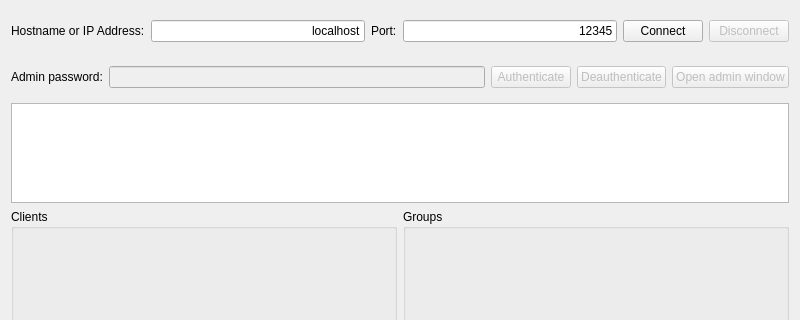
zdeljkic/vuzdar-chat, file VuzdarChat/application.ui: the form before one commit; both pictures show x 0 to 800 and y 0 to 320 of the 800 by 600 pixel window.
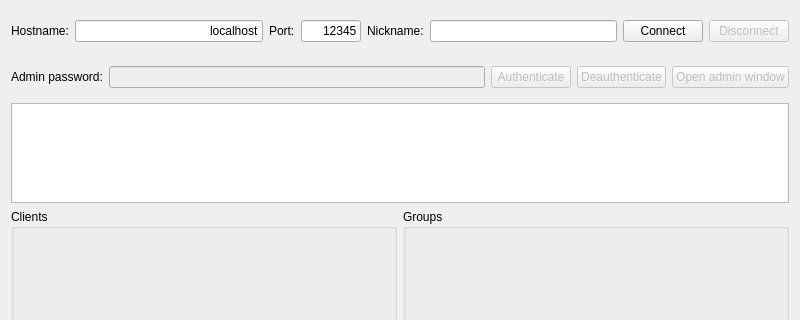
The form after the commit.

Commit message: added chopBuffer to VuzdarPacket class, implemented part of the protocol in VuzdarChat, various minor fixes and additions

```diff
--- a/VuzdarChat/application.ui
+++ b/VuzdarChat/application.ui
@@ -53,12 +53,18 @@
          </size>
         </property>
         <property name="text">
-         <string>Hostname or IP Address:</string>
+         <string>Hostname:</string>
         </property>
        </widget>
       </item>
       <item>
        <widget class="QLineEdit" name="hostnameText">
+        <property name="maximumSize">
+         <size>
+          <width>16777215</width>
+          <height>16777215</height>
+         </size>
+        </property>
         <property name="text">
          <string>localhost</string>
         </property>
@@ -76,6 +82,12 @@
       </item>
       <item>
        <widget class="QLineEdit" name="portText">
+        <property name="maximumSize">
+         <size>
+          <width>60</width>
+          <height>16777215</height>
+         </size>
+        </property>
         <property name="text">
          <string>12345</string>
         </property>
@@ -84,6 +96,16 @@
         </property>
        </widget>
       </item>
+      <item>
+       <widget class="QLabel" name="nicknameLabel">
+        <property name="text">
+         <string>Nickname:</string>
+        </property>
+       </widget>
+      </item>
+      <item>
+       <widget class="QLineEdit" name="nicknameText"/>
+      </item>
       <item>
        <widget class="QPushButton" name="connectButton">
         <property name="text">
```
Left out of the diff: 5 changed lines with no effect on the pictures. The commit also changes 9 other files.
